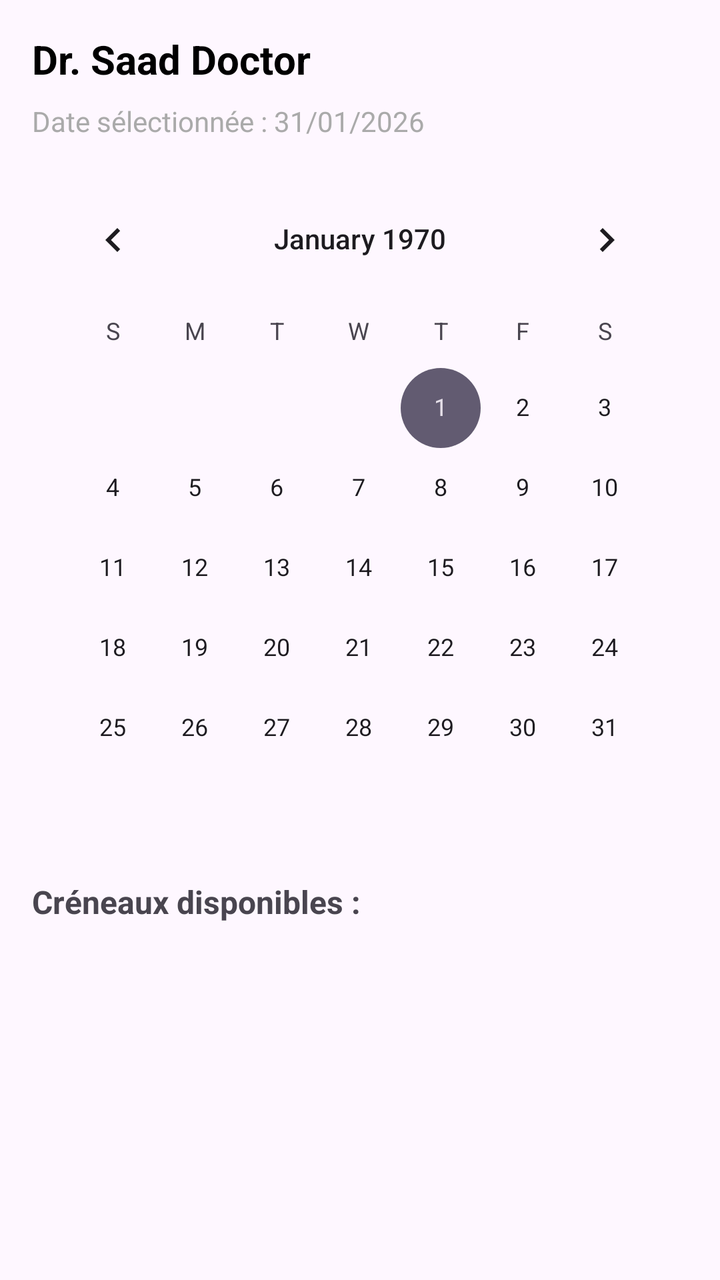
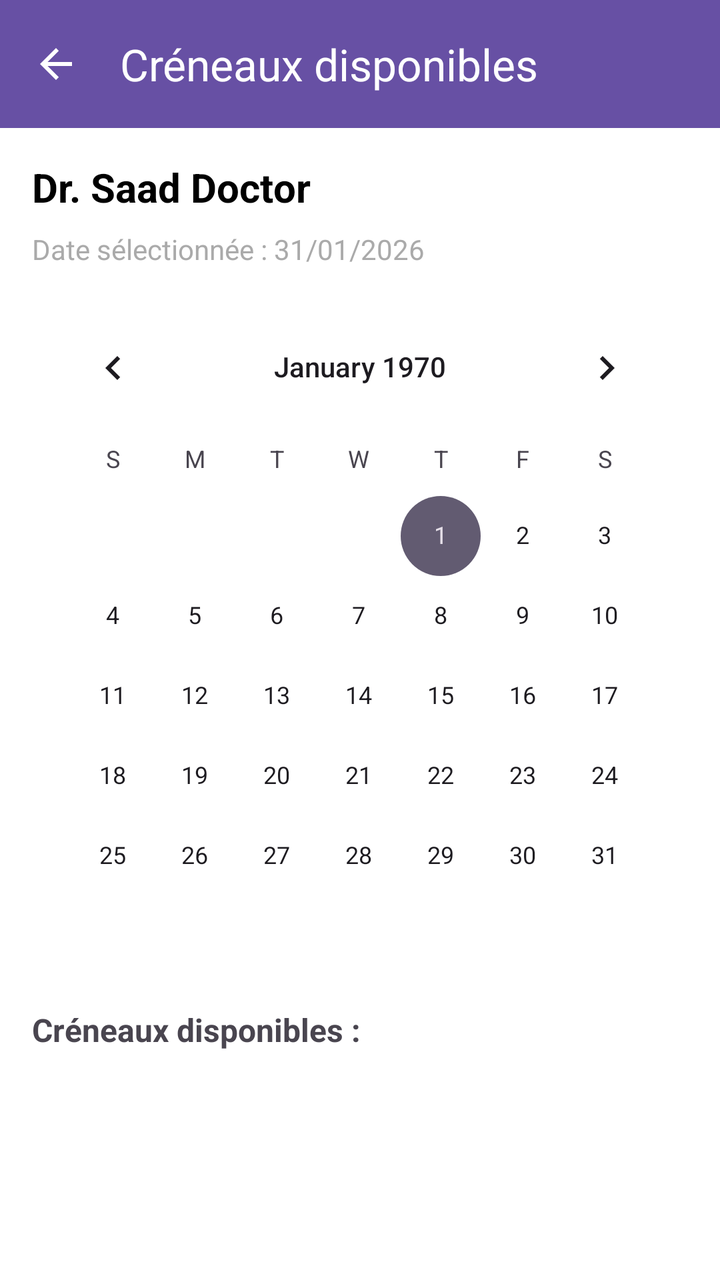

The first picture is an Android layout as it rendered before a commit; the second is the same layout after the commit. The layout source and the unified diff follow.
<!-- AndroidManifest.xml: application theme Theme.CabinetMedical -->
<!-- res/layout/activity_available_time_slots.xml -->
<?xml version="1.0" encoding="utf-8"?>
<LinearLayout xmlns:android="http://schemas.android.com/apk/res/android"
    android:layout_width="match_parent"
    android:layout_height="match_parent"
    android:orientation="vertical"
    android:padding="16dp">

    
    <TextView
        android:id="@+id/doctor_name_text"
        android:layout_width="wrap_content"
        android:layout_height="wrap_content"
        android:text="Dr. Saad Doctor"
        android:textSize="20sp"
        android:textStyle="bold"
        android:textColor="@color/black"
        android:layout_marginBottom="8dp" />

    
    <TextView
        android:id="@+id/selected_date_text"
        android:layout_width="wrap_content"
        android:layout_height="wrap_content"
        android:text="Date sélectionnée : 31/01/2026"
        android:textSize="14sp"
        android:textColor="@android:color/darker_gray"
        android:layout_marginBottom="16dp" />

    
    <CalendarView
        android:id="@+id/calendar_view"
        android:layout_width="match_parent"
        android:layout_height="wrap_content"
        android:layout_marginBottom="16dp" />

    
    <TextView
        android:layout_width="wrap_content"
        android:layout_height="wrap_content"
        android:text="Créneaux disponibles :"
        android:textSize="16sp"
        android:textStyle="bold"
        android:layout_marginBottom="8dp" />

    
    <ProgressBar
        android:id="@+id/progress_bar"
        android:layout_width="wrap_content"
        android:layout_height="wrap_content"
        android:layout_gravity="center"
        android:visibility="gone" />

    
    <androidx.recyclerview.widget.RecyclerView
        android:id="@+id/recycler_view_timeslots"
        android:layout_width="match_parent"
        android:layout_height="0dp"
        android:layout_weight="1" />

    
    <TextView
        android:id="@+id/error_message"
        android:layout_width="match_parent"
        android:layout_height="wrap_content"
        android:text="Erreur de chargement"
        android:textColor="@color/design_default_color_error"
        android:textSize="14sp"
        android:visibility="gone"
        android:gravity="center"
        android:padding="16dp" />

</LinearLayout>
<!-- resources referenced by this layout -->
<resources>
  <color name="black">#FF000000</color>
  <style name="Theme.CabinetMedical" parent="Base.Theme.CabinetMedical" />
  <style name="Base.Theme.CabinetMedical" parent="Theme.Material3.DayNight.NoActionBar">
          
          
      </style>
</resources>

<!-- the commit's change to res/layout/activity_available_time_slots.xml (unified diff, before → after) -->
@@ -1,9 +1,28 @@
 <?xml version="1.0" encoding="utf-8"?>
 <LinearLayout xmlns:android="http://schemas.android.com/apk/res/android"
+    xmlns:app="http://schemas.android.com/apk/res-auto"
     android:layout_width="match_parent"
     android:layout_height="match_parent"
     android:orientation="vertical"
-    android:padding="16dp">
+    android:background="@color/white">
+
+    
+    <com.google.android.material.appbar.MaterialToolbar
+        android:id="@+id/toolbar"
+        android:layout_width="match_parent"
+        android:layout_height="?attr/actionBarSize"
+        android:background="?attr/colorPrimary"
+        app:title="Créneaux disponibles"
+        app:titleTextColor="@android:color/white"
+        app:navigationIcon="?attr/homeAsUpIndicator"
+        app:navigationIconTint="@android:color/white" />
+
+    <LinearLayout
+        android:layout_width="match_parent"
+        android:layout_height="0dp"
+        android:layout_weight="1"
+        android:orientation="vertical"
+        android:padding="16dp">
 
     
     <TextView
@@ -69,4 +88,6 @@
         android:gravity="center"
         android:padding="16dp" />
 
+    </LinearLayout>
+
 </LinearLayout>
<!-- resource entries referenced after the edit -->
@@ -1,6 +1,7 @@
 <!-- resources referenced by this layout -->
 <resources>
   <color name="black">#FF000000</color>
+  <color name="white">#FFFFFFFF</color>
   <style name="Theme.CabinetMedical" parent="Base.Theme.CabinetMedical" />
   <style name="Base.Theme.CabinetMedical" parent="Theme.Material3.DayNight.NoActionBar">
           
